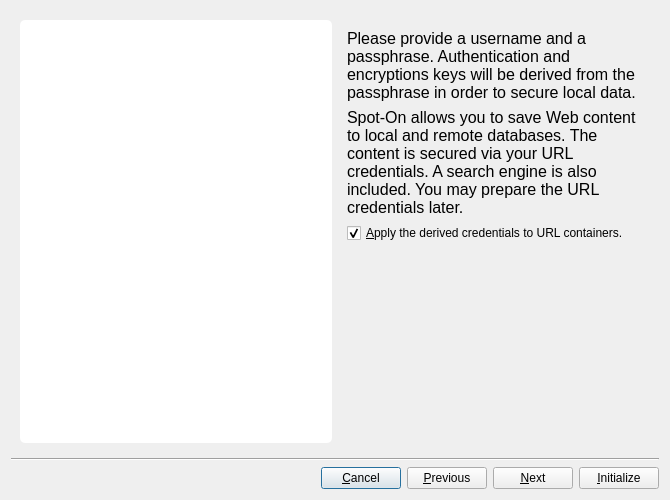
Before: the Qt Designer form branches/trunk/UI/spot-on-wizard.ui in textbrowser/spot-on, drawn with Qt 5.
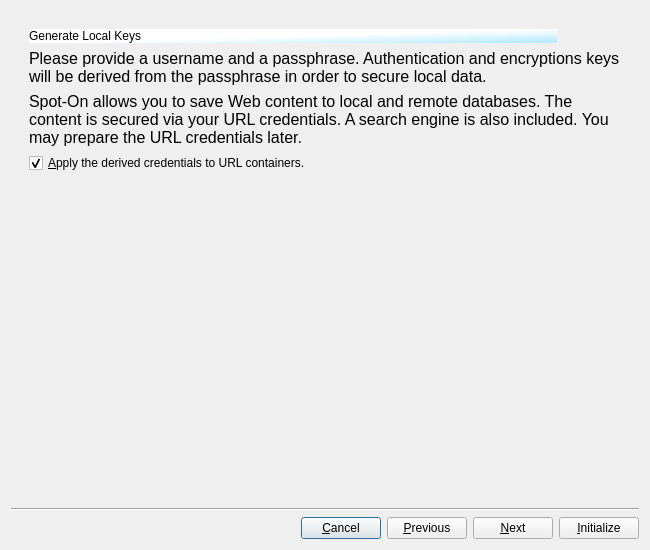
After: the same form once the commit is applied. The open tabs and pages were chosen to show the change. Icons and pictures are not drawn.

```diff
--- a/branches/trunk/UI/spot-on-wizard.ui
+++ b/branches/trunk/UI/spot-on-wizard.ui
@@ -6,8 +6,8 @@
    <rect>
     <x>0</x>
     <y>0</y>
-    <width>670</width>
-    <height>500</height>
+    <width>650</width>
+    <height>550</height>
    </rect>
   </property>
   <property name="windowTitle">
@@ -24,7 +24,7 @@
       <number>0</number>
      </property>
      <widget class="QWidget" name="page">
-      <layout class="QHBoxLayout" name="horizontalLayout_2">
+      <layout class="QVBoxLayout" name="verticalLayout_10">
        <item>
         <layout class="QVBoxLayout" name="verticalLayout_2">
          <item>
@@ -87,31 +87,49 @@
       </layout>
      </widget>
      <widget class="QWidget" name="page_3">
-      <layout class="QHBoxLayout" name="horizontalLayout_4">
-       <item>
-        <layout class="QVBoxLayout" name="verticalLayout_6">
-         <item>
-          <widget class="QLabel" name="label_5">
-           <property name="styleSheet">
-            <string notr="true">background-color: rgb(255, 255, 255);
-border-radius: 5px;</string>
-           </property>
-           <property name="text">
-            <string/>
-           </property>
-           <property name="pixmap">
-            <pixmap resource="../Icons/icons.qrc">:/wizard/password.png</pixmap>
-           </property>
-           <property name="alignment">
-            <set>Qt::AlignCenter</set>
-           </property>
-          </widget>
-         </item>
-        </layout>
-       </item>
+      <layout class="QVBoxLayout" name="verticalLayout_11">
        <item>
         <widget class="QFrame" name="passphrase_frame">
          <layout class="QVBoxLayout" name="verticalLayout_7">
+          <item>
+           <layout class="QHBoxLayout" name="horizontalLayout_2">
+            <property name="spacing">
+             <number>0</number>
+            </property>
+            <item>
+             <widget class="QLabel" name="label_6">
+              <property name="styleSheet">
+               <string notr="true">background-color: qlineargradient(spread:pad, x1:0.968, y1:0.932, x2:0.513, y2:0.5, stop:0 rgba(183, 235, 255, 255), stop:1 rgba(255, 255, 255, 255)); </string>
+              </property>
+              <property name="text">
+               <string>&lt;html&gt;&lt;head/&gt;&lt;body&gt;&lt;p&gt;Generate Local Keys&lt;/p&gt;&lt;/body&gt;&lt;/html&gt;</string>
+              </property>
+             </widget>
+            </item>
+            <item>
+             <widget class="QLabel" name="label_5">
+              <property name="sizePolicy">
+               <sizepolicy hsizetype="Fixed" vsizetype="Preferred">
+                <horstretch>0</horstretch>
+                <verstretch>0</verstretch>
+               </sizepolicy>
+              </property>
+              <property name="maximumSize">
+               <size>
+                <width>64</width>
+                <height>64</height>
+               </size>
+              </property>
+              <property name="pixmap">
+               <pixmap resource="../Icons/icons.qrc">:/wizard/password.png</pixmap>
+              </property>
+              <property name="scaledContents">
+               <bool>true</bool>
+              </property>
+             </widget>
+            </item>
+           </layout>
+          </item>
           <item>
            <widget class="QLabel" name="passphrase_introduction_label">
             <property name="font">
@@ -171,7 +189,7 @@
       </layout>
      </widget>
      <widget class="QWidget" name="page_2">
-      <layout class="QHBoxLayout" name="horizontalLayout_3">
+      <layout class="QVBoxLayout" name="verticalLayout_6">
        <item>
         <layout class="QVBoxLayout" name="verticalLayout_5">
          <item>
@@ -261,7 +279,20 @@
      <widget class="QWidget" name="page_4">
       <layout class="QHBoxLayout" name="horizontalLayout_5">
        <item>
-        <layout class="QVBoxLayout" name="verticalLayout_8">
+        <layout class="QHBoxLayout" name="horizontalLayout_4">
+         <property name="spacing">
+          <number>0</number>
+         </property>
+         <item>
+          <widget class="QLabel" name="label_12">
+           <property name="styleSheet">
+            <string notr="true">background-color: qlineargradient(spread:pad, x1:0.968, y1:0.932, x2:0.513, y2:0.5, stop:0 rgba(183, 235, 255, 255), stop:1 rgba(255, 255, 255, 255)); </string>
+           </property>
+           <property name="text">
+            <string>Kernel Launch</string>
+           </property>
+          </widget>
+         </item>
          <item>
           <widget class="QLabel" name="label_9">
            <property name="sizePolicy">
```
Left out of the diff: 74 changed lines with no effect on the pictures.
